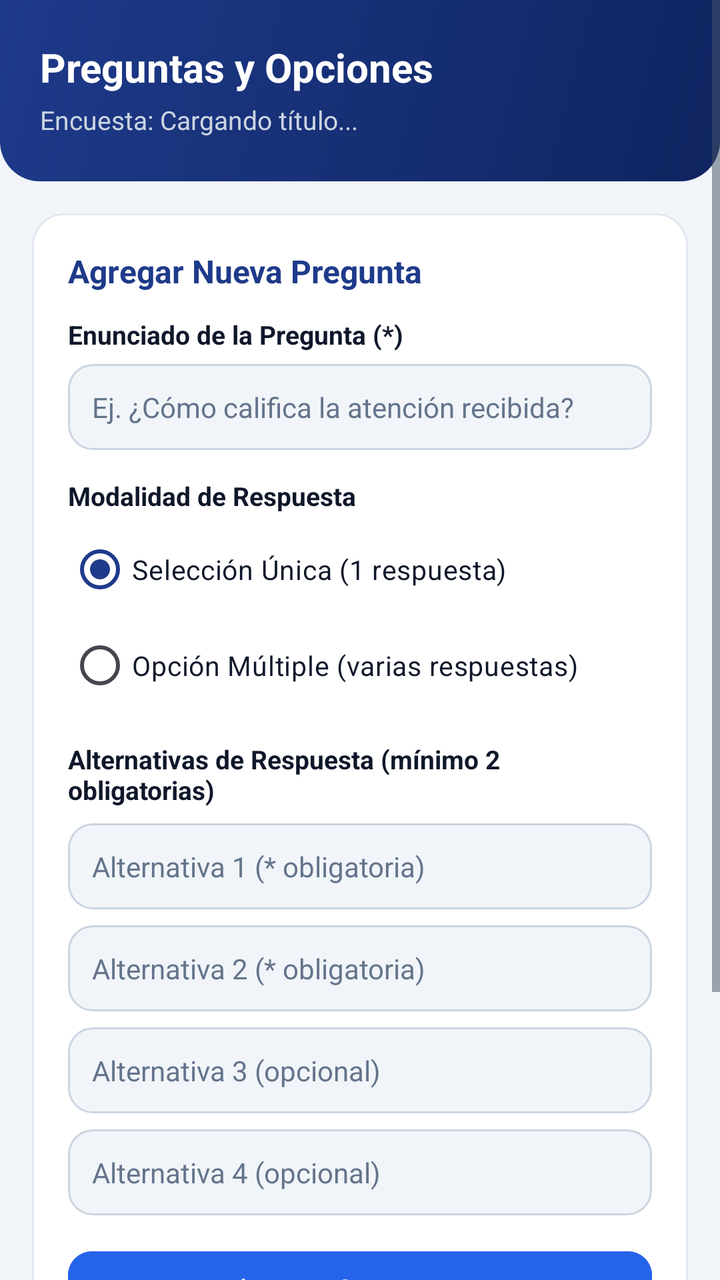
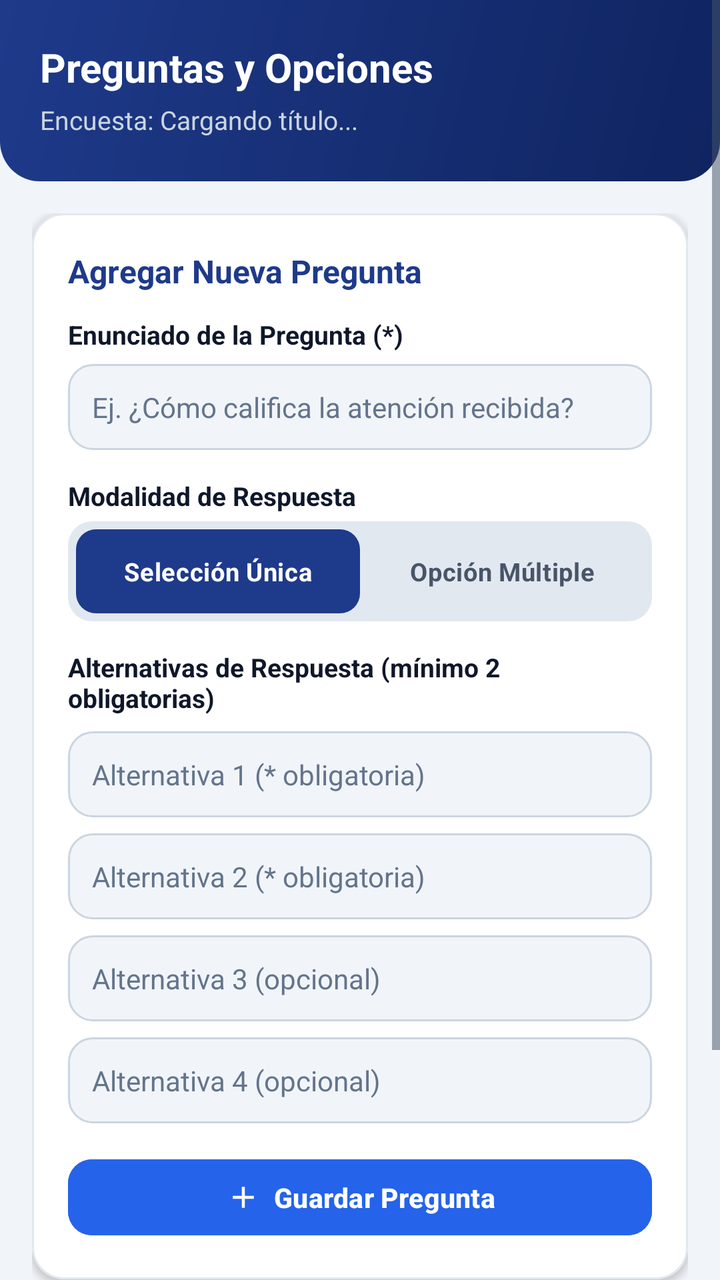

Compare the two renders of this Android layout. The source of the first and the diff that turns it into the second are given below.
<!-- AndroidManifest.xml: application theme Theme.ProyectoFinal -->
<!-- res/layout/activity_gestionar_preguntas.xml -->
<?xml version="1.0" encoding="utf-8"?>
<ScrollView xmlns:android="http://schemas.android.com/apk/res/android"
    xmlns:app="http://schemas.android.com/apk/res-auto"
    xmlns:tools="http://schemas.android.com/tools"
    android:id="@+id/scrollGestionarPreguntas"
    android:layout_width="match_parent"
    android:layout_height="match_parent"
    android:fillViewport="true"
    android:clipToPadding="false"
    android:background="@color/background_light"
    tools:context=".GestionarPreguntasActivity">

    <LinearLayout
        android:layout_width="match_parent"
        android:layout_height="wrap_content"
        android:orientation="vertical"
        android:paddingBottom="24dp">

        
        <LinearLayout
            android:id="@+id/topBar"
            android:layout_width="match_parent"
            android:layout_height="wrap_content"
            android:background="@drawable/bg_topbar"
            android:orientation="vertical"
            android:paddingStart="20dp"
            android:paddingEnd="20dp"
            android:paddingTop="20dp"
            android:paddingBottom="22dp"
            android:layout_marginBottom="16dp">

            <TextView
                android:layout_width="wrap_content"
                android:layout_height="wrap_content"
                android:text="Preguntas y Opciones"
                android:textSize="20sp"
                android:textStyle="bold"
                android:textColor="@color/white"
                android:layout_marginBottom="4dp" />

            <TextView
                android:id="@+id/tvEncuestaTitulo"
                android:layout_width="match_parent"
                android:layout_height="wrap_content"
                android:text="Encuesta: Cargando título..."
                android:textSize="13sp"
                android:textColor="#CBD5E1" />
        </LinearLayout>

        <LinearLayout
            android:layout_width="match_parent"
            android:layout_height="wrap_content"
            android:orientation="vertical"
            android:paddingStart="16dp"
            android:paddingEnd="16dp">

            
            <com.google.android.material.card.MaterialCardView
                android:layout_width="match_parent"
                android:layout_height="wrap_content"
                android:layout_marginBottom="20dp"
                app:cardBackgroundColor="@color/card_background"
                app:cardCornerRadius="16dp"
                app:cardElevation="2dp"
                app:strokeWidth="1dp"
                app:strokeColor="@color/border_light">

                <LinearLayout
                    android:layout_width="match_parent"
                    android:layout_height="wrap_content"
                    android:orientation="vertical"
                    android:padding="18dp">

                    <TextView
                        android:id="@+id/tvTituloFormPregunta"
                        android:layout_width="wrap_content"
                        android:layout_height="wrap_content"
                        android:text="Agregar Nueva Pregunta"
                        android:textSize="16sp"
                        android:textStyle="bold"
                        android:textColor="@color/primary"
                        android:layout_marginBottom="12dp" />

                    
                    <TextView
                        android:layout_width="wrap_content"
                        android:layout_height="wrap_content"
                        android:text="Enunciado de la Pregunta (*)"
                        android:textSize="13sp"
                        android:textStyle="bold"
                        android:textColor="@color/text_primary"
                        android:layout_marginBottom="6dp" />

                    <EditText
                        android:id="@+id/etTextoPregunta"
                        android:layout_width="match_parent"
                        android:layout_height="wrap_content"
                        android:background="@drawable/bg_input"
                        android:hint="Ej. ¿Cómo califica la atención recibida?"
                        android:padding="12dp"
                        android:textSize="14sp"
                        android:textColor="@color/text_primary"
                        android:textColorHint="@color/text_muted"
                        android:inputType="textCapSentences"
                        android:layout_marginBottom="14dp" />

                    
                    <TextView
                        android:layout_width="wrap_content"
                        android:layout_height="wrap_content"
                        android:text="Modalidad de Respuesta"
                        android:textSize="13sp"
                        android:textStyle="bold"
                        android:textColor="@color/text_primary"
                        android:layout_marginBottom="4dp" />

                    <RadioGroup
                        android:id="@+id/rgTipoPregunta"
                        android:layout_width="match_parent"
                        android:layout_height="wrap_content"
                        android:layout_marginBottom="14dp">

                        <RadioButton
                            android:id="@+id/rbTipoUnica"
                            android:layout_width="wrap_content"
                            android:layout_height="wrap_content"
                            android:text="Selección Única (1 respuesta)"
                            android:checked="true"
                            android:textSize="13.5sp"
                            android:textColor="@color/text_primary" />

                        <RadioButton
                            android:id="@+id/rbTipoMultiple"
                            android:layout_width="wrap_content"
                            android:layout_height="wrap_content"
                            android:text="Opción Múltiple (varias respuestas)"
                            android:textSize="13.5sp"
                            android:textColor="@color/text_primary" />
                    </RadioGroup>

                    
                    <TextView
                        android:layout_width="wrap_content"
                        android:layout_height="wrap_content"
                        android:text="Alternativas de Respuesta (mínimo 2 obligatorias)"
                        android:textSize="13sp"
                        android:textStyle="bold"
                        android:textColor="@color/text_primary"
                        android:layout_marginBottom="8dp" />

                    <EditText
                        android:id="@+id/etAlternativa1"
                        android:layout_width="match_parent"
                        android:layout_height="wrap_content"
                        android:background="@drawable/bg_input"
                        android:hint="Alternativa 1 (* obligatoria)"
                        android:inputType="textCapSentences"
                        android:imeOptions="actionNext"
                        android:padding="12dp"
                        android:textSize="14sp"
                        android:textColor="@color/text_primary"
                        android:textColorHint="@color/text_muted"
                        android:layout_marginBottom="8dp" />

                    <EditText
                        android:id="@+id/etAlternativa2"
                        android:layout_width="match_parent"
                        android:layout_height="wrap_content"
                        android:background="@drawable/bg_input"
                        android:hint="Alternativa 2 (* obligatoria)"
                        android:inputType="textCapSentences"
                        android:imeOptions="actionNext"
                        android:padding="12dp"
                        android:textSize="14sp"
                        android:textColor="@color/text_primary"
                        android:textColorHint="@color/text_muted"
                        android:layout_marginBottom="8dp" />

                    <EditText
                        android:id="@+id/etAlternativa3"
                        android:layout_width="match_parent"
                        android:layout_height="wrap_content"
                        android:background="@drawable/bg_input"
                        android:hint="Alternativa 3 (opcional)"
                        android:inputType="textCapSentences"
                        android:imeOptions="actionNext"
                        android:padding="12dp"
                        android:textSize="14sp"
                        android:textColor="@color/text_primary"
                        android:textColorHint="@color/text_muted"
                        android:layout_marginBottom="8dp" />

                    <EditText
                        android:id="@+id/etAlternativa4"
                        android:layout_width="match_parent"
                        android:layout_height="wrap_content"
                        android:background="@drawable/bg_input"
                        android:hint="Alternativa 4 (opcional)"
                        android:inputType="textCapSentences"
                        android:imeOptions="actionDone"
                        android:padding="12dp"
                        android:textSize="14sp"
                        android:textColor="@color/text_primary"
                        android:textColorHint="@color/text_muted"
                        android:layout_marginBottom="14dp" />

                    
                    <LinearLayout
                        android:layout_width="match_parent"
                        android:layout_height="wrap_content"
                        android:orientation="horizontal">

                        <com.google.android.material.button.MaterialButton
                            android:id="@+id/btnGuardarPregunta"
                            style="@style/Widget.Material3.Button"
                            android:layout_width="0dp"
                            android:layout_height="46dp"
                            android:layout_weight="1"
                            android:text="Guardar Pregunta"
                            android:textSize="13.5sp"
                            android:textStyle="bold"
                            app:icon="@drawable/ic_add"
                            app:iconGravity="textStart"
                            app:iconPadding="6dp"
                            app:iconTint="@color/white"
                            app:cornerRadius="12dp"
                            android:backgroundTint="@color/accent" />

                        <com.google.android.material.button.MaterialButton
                            android:id="@+id/btnCancelarEdicion"
                            style="@style/Widget.Material3.Button.OutlinedButton"
                            android:layout_width="wrap_content"
                            android:layout_height="46dp"
                            android:text="Cancelar"
                            android:textSize="13sp"
                            app:cornerRadius="12dp"
                            android:visibility="gone"
                            android:layout_marginStart="8dp" />
                    </LinearLayout>

                </LinearLayout>
            </com.google.android.material.card.MaterialCardView>

            
            <TextView
                android:id="@+id/tvTituloListaPreguntas"
                android:layout_width="wrap_content"
                android:layout_height="wrap_content"
                android:text="Preguntas Registradas (0)"
                android:textSize="15sp"
                android:textStyle="bold"
                android:textColor="@color/text_primary"
                android:layout_marginBottom="10dp" />

            <TextView
                android:id="@+id/tvSinPreguntas"
                android:layout_width="match_parent"
                android:layout_height="wrap_content"
                android:text="Esta encuesta aún no tiene preguntas. Ingrese una en el formulario superior."
                android:textAlignment="center"
                android:padding="20dp"
                android:textSize="13sp"
                android:textColor="@color/text_secondary"
                android:background="@drawable/bg_card"
                android:layout_marginBottom="12dp"
                android:visibility="gone" />

            <LinearLayout
                android:id="@+id/llListaPreguntas"
                android:layout_width="match_parent"
                android:layout_height="wrap_content"
                android:orientation="vertical"
                android:layout_marginBottom="16dp" />

            
            <com.google.android.material.button.MaterialButton
                android:id="@+id/btnFinalizar"
                style="@style/Widget.Material3.Button"
                android:layout_width="match_parent"
                android:layout_height="50dp"
                android:text="Finalizar y Volver al Inicio"
                android:textSize="14sp"
                android:textStyle="bold"
                app:icon="@drawable/ic_back"
                app:iconGravity="textStart"
                app:iconPadding="8dp"
                app:iconTint="@color/white"
                app:cornerRadius="12dp"
                android:backgroundTint="@color/primary" />

        </LinearLayout>
    </LinearLayout>
</ScrollView>
<!-- resources referenced by this layout -->
<resources>
  <color name="accent">#2563EB</color>
  <color name="background_light">#F1F5F9</color>
  <color name="border_light">#E2E8F0</color>
  <color name="card_background">#FFFFFF</color>
  <color name="primary">#1E3A8A</color>
  <color name="text_muted">#64748B</color>
  <color name="text_primary">#0F172A</color>
  <color name="text_secondary">#475569</color>
  <color name="white">#FFFFFFFF</color>
  <!-- drawable bg_card (drawable) -->
  <?xml version="1.0" encoding="utf-8"?>
  <shape xmlns:android="http://schemas.android.com/apk/res/android"
      android:shape="rectangle">
      <solid android:color="@color/card_background" />
      <corners android:radius="16dp" />
      <stroke
          android:width="1dp"
          android:color="@color/border_light" />
  </shape>
  <!-- drawable bg_topbar (drawable) -->
  <?xml version="1.0" encoding="utf-8"?>
  <shape xmlns:android="http://schemas.android.com/apk/res/android"
      android:shape="rectangle">
      <gradient
          android:angle="135"
          android:startColor="@color/primary_dark"
          android:endColor="@color/header_end"
          android:type="linear" />
      <corners
          android:bottomLeftRadius="20dp"
          android:bottomRightRadius="20dp" />
  </shape>
  <!-- drawable ic_add (drawable) -->
  <vector xmlns:android="http://schemas.android.com/apk/res/android"
      android:width="20dp"
      android:height="20dp"
      android:viewportWidth="24"
      android:viewportHeight="24">
      <path
          android:fillColor="#FFFFFF"
          android:pathData="M19,13h-6v6h-2v-6H5v-2h6V5h2v6h6v2z" />
  </vector>
  <!-- drawable ic_back (drawable) -->
  <vector xmlns:android="http://schemas.android.com/apk/res/android"
      android:width="20dp"
      android:height="20dp"
      android:viewportWidth="24"
      android:viewportHeight="24">
      <path
          android:fillColor="@color/primary"
          android:pathData="M20,11H7.83l5.59,-5.59L12,4l-8,8 8,8 1.41,-1.41L7.83,13H20v-2z" />
  </vector>
  <style name="Theme.ProyectoFinal" parent="Base.Theme.ProyectoFinal" />
  <color name="border_input">#CBD5E1</color>
  <color name="primary_dark">#0F2460</color>
  <color name="header_end">#1E3A8A</color>
  <style name="Base.Theme.ProyectoFinal" parent="Theme.Material3.DayNight.NoActionBar">
          <item name="colorPrimary">@color/primary</item>
          <item name="colorPrimaryContainer">@color/primary_light</item>
          <item name="colorOnPrimary">@color/white</item>
          <item name="colorSecondary">@color/accent</item>
          <item name="colorSecondaryContainer">@color/primary_soft</item>
          <item name="colorOnSecondaryContainer">@color/primary</item>
          <item name="android:windowBackground">@color/background_light</item>
          <item name="android:textColorPrimary">@color/text_primary</item>
          <item name="android:textColorSecondary">@color/text_secondary</item>
      </style>
  <color name="primary_light">#DBEAFE</color>
  <color name="primary_soft">#EFF6FF</color>
  <!-- unchanged entries left out for length: 1 -->
</resources>

<!-- the commit's change to res/layout/activity_gestionar_preguntas.xml (unified diff, before → after) -->
@@ -118,24 +118,39 @@
                         android:id="@+id/rgTipoPregunta"
                         android:layout_width="match_parent"
                         android:layout_height="wrap_content"
+                        android:orientation="horizontal"
+                        android:background="@drawable/bg_filter_container"
+                        android:padding="4dp"
                         android:layout_marginBottom="14dp">
 
                         <RadioButton
                             android:id="@+id/rbTipoUnica"
-                            android:layout_width="wrap_content"
+                            android:layout_width="0dp"
                             android:layout_height="wrap_content"
-                            android:text="Selección Única (1 respuesta)"
+                            android:minHeight="42dp"
+                            android:layout_weight="1"
+                            android:button="@null"
+                            android:gravity="center"
+                            android:text="Selección Única"
                             android:checked="true"
-                            android:textSize="13.5sp"
-                            android:textColor="@color/text_primary" />
+                            android:textSize="12.5sp"
+                            android:textStyle="bold"
+                            android:textColor="@color/filter_chip_text"
+                            android:background="@drawable/bg_filter_chip" />
 
                         <RadioButton
                             android:id="@+id/rbTipoMultiple"
-                            android:layout_width="wrap_content"
+                            android:layout_width="0dp"
                             android:layout_height="wrap_content"
-                            android:text="Opción Múltiple (varias respuestas)"
-                            android:textSize="13.5sp"
-                            android:textColor="@color/text_primary" />
+                            android:minHeight="42dp"
+                            android:layout_weight="1"
+                            android:button="@null"
+                            android:gravity="center"
+                            android:text="Opción Múltiple"
+                            android:textSize="12.5sp"
+                            android:textStyle="bold"
+                            android:textColor="@color/filter_chip_text"
+                            android:background="@drawable/bg_filter_chip" />
                     </RadioGroup>
 
                     
<!-- resource entries referenced after the edit -->
@@ -18,6 +18,29 @@
       <stroke
           android:width="1dp"
           android:color="@color/border_light" />
+  </shape>
+  <!-- drawable bg_filter_chip (drawable) -->
+  <?xml version="1.0" encoding="utf-8"?>
+  <selector xmlns:android="http://schemas.android.com/apk/res/android">
+      <item android:state_checked="true">
+          <shape android:shape="rectangle">
+              <solid android:color="@color/primary" />
+              <corners android:radius="10dp" />
+          </shape>
+      </item>
+      <item>
+          <shape android:shape="rectangle">
+              <solid android:color="@android:color/transparent" />
+              <corners android:radius="10dp" />
+          </shape>
+      </item>
+  </selector>
+  <!-- drawable bg_filter_container (drawable) -->
+  <?xml version="1.0" encoding="utf-8"?>
+  <shape xmlns:android="http://schemas.android.com/apk/res/android"
+      android:shape="rectangle">
+      <solid android:color="@color/border_light" />
+      <corners android:radius="12dp" />
   </shape>
   <!-- drawable bg_topbar (drawable) -->
   <?xml version="1.0" encoding="utf-8"?>
